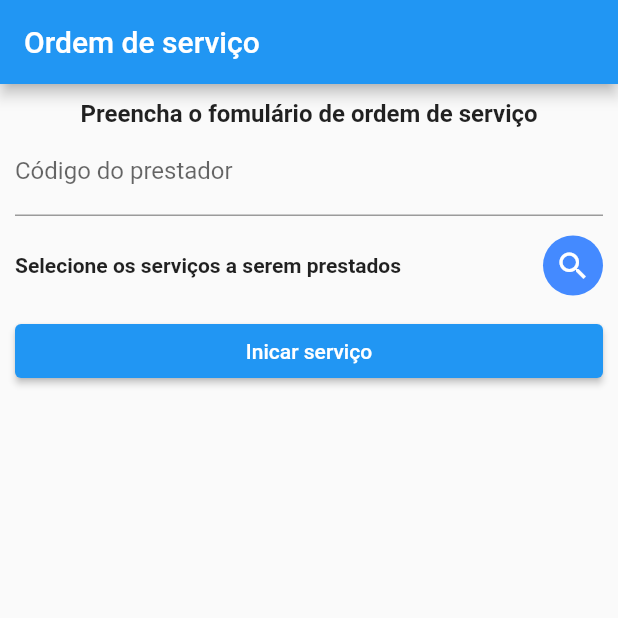
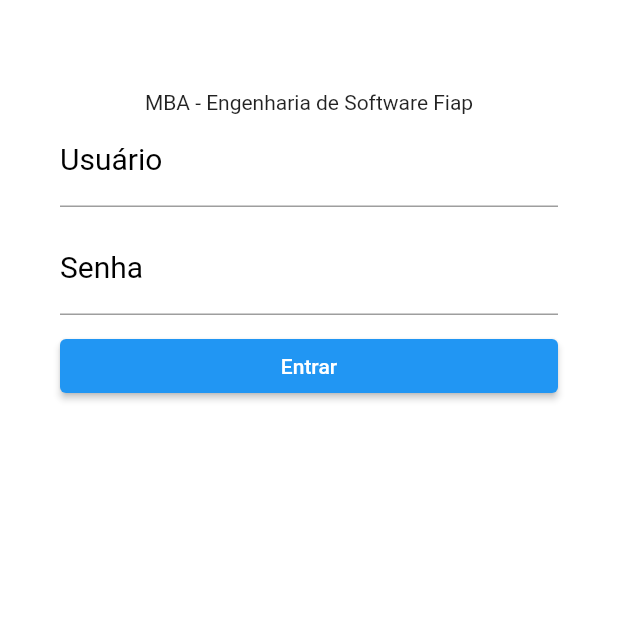
Before and after one commit to duromero/abc_tech_app-main, a Flutter app: the screen it shows after launch, on a phone screen of 412 x 824 dp, the top half of it. Run offline on Flutter 3.47's test engine with Material 2 defaults, Android fonts, the phone set to English and light mode, and no system bars; our stand-ins replace flutter_secure_storage, geolocator, get; missing offline and left inert: flutter_secure_storage_web, geolocator_web; accounts and stored records are empty.

Commit message:
login no app

```diff
--- a/lib/constants.dart
+++ b/lib/constants.dart
@@ -1,4 +1,3 @@
 class Constants {
-  static const url =
-      "http://abctechserviceapi-env.eba-hermxgp3.us-east-2.elasticbeanstalk.com";
+  static const url = "http://abctechserviceapi-env.eba-w2yyikpd.us-east-1.elasticbeanstalk.com";
 }
--- /dev/null
+++ b/lib/controller/login_controller.dart
@@ -0,0 +1,37 @@
+import 'package:abctechapp/main.dart';
+import 'package:abctechapp/model/login.dart';
+import 'package:abctechapp/services/login_service.dart';
+import 'package:flutter/material.dart';
+import 'package:get/get.dart';
+import 'package:flutter/widgets.dart';
+
+
+class LoginController extends GetxController with StateMixin<List<Login>> {
+  final formKey = GlobalKey<FormState>();
+  final usuario = TextEditingController();
+  final senha = TextEditingController();
+  final LoginServiceInterface _loginService;
+  late Login _login;
+
+  LoginController(this._loginService);
+
+  @override
+  void onInit() {
+    super.onInit();
+  }
+
+  login() {
+    _login = Login(
+      usuario: usuario.text,
+      senha: senha.text
+    );
+
+    _loginService.login(_login).then((value) {
+      if(value.success) {
+        Get.toNamed("/order_page");
+      }
+    }).catchError((onError) {
+      Get.snackbar("Erro", onError.toString(), backgroundColor: Colors.redAccent);
+    });
+  }
+}
--- a/lib/generated_plugin_registrant.dart
+++ b/lib/generated_plugin_registrant.dart
@@ -5,12 +5,14 @@
 // ignore_for_file: directives_ordering
 // ignore_for_file: lines_longer_than_80_chars
 
+import 'package:flutter_secure_storage_web/flutter_secure_storage_web.dart';
 import 'package:geolocator_web/geolocator_web.dart';
 
 import 'package:flutter_web_plugins/flutter_web_plugins.dart';
 
 // ignore: public_member_api_docs
 void registerPlugins(Registrar registrar) {
+  FlutterSecureStorageWeb.registerWith(registrar);
   GeolocatorPlugin.registerWith(registrar);
   registrar.registerMessageHandler();
 }
--- a/lib/main.dart
+++ b/lib/main.dart
@@ -1,12 +1,16 @@
 import 'package:abctechapp/pages/home_bind.dart';
 import 'package:abctechapp/pages/home_page.dart';
+import 'package:abctechapp/pages/login_bind.dart';
+import 'package:abctechapp/pages/login_page.dart';
 import 'package:abctechapp/pages/order_bind.dart';
 import 'package:abctechapp/pages/order_page.dart';
 import 'package:abctechapp/provider/assistance_provider.dart';
 import 'package:abctechapp/services/assistance_service.dart';
 import 'package:flutter/material.dart';
+import 'package:flutter_secure_storage/flutter_secure_storage.dart';
 import 'package:get/get.dart';
 
+final storage = FlutterSecureStorage();
 void main() {
   initServices();
   runApp(const MyApp());
@@ -28,11 +32,9 @@ class MyApp extends StatelessWidget {
         primarySwatch: Colors.blue,
       ),
       getPages: [
-        GetPage(
-            name: "/services",
-            page: () => const HomePage(),
-            binding: HomeBind()),
-        GetPage(name: "/", page: () => const OrderPage(), binding: OrderBind())
+        GetPage(name: "/services", page: () => const HomePage(), binding: HomeBind()),
+        GetPage(name: "/order_page", page: () => const OrderPage(), binding: OrderBind()),
+        GetPage(name: "/", page: () => const LoginPage(), binding: LoginBind())
       ],
     );
   }
--- /dev/null
+++ b/lib/model/login.dart
@@ -0,0 +1,22 @@
+import 'dart:convert';
+
+class Login {
+  String usuario;
+  String senha;
+
+  Login ({
+    required this.usuario,
+    required this.senha
+  });
+
+  Map<String, dynamic> toMap() {
+    final result = <String, dynamic>{};
+
+    result.addAll({'usuario': usuario});
+    result.addAll({'senha': senha});
+
+    return result;
+  }
+
+  String toJson() => json.encode(toMap());
+}
--- /dev/null
+++ b/lib/pages/login_page.dart
@@ -0,0 +1,69 @@
+
+import 'package:abctechapp/controller/login_controller.dart';
+import 'package:flutter/material.dart';
+import 'package:get/get.dart';
+
+class LoginPage extends GetView<LoginController> {
+  const LoginPage({Key? key}) : super(key: key);
+
+
+  @override
+  Widget build(BuildContext context) {
+    return Scaffold(
+      body: Container(
+        color: Colors.white,
+        padding: const EdgeInsets.only(
+          top: 60,
+          left: 40,
+          right: 40
+        ),
+        child: Form(
+          key: controller.formKey,
+            child: ListView(
+            children: <Widget> [
+              const Text("MBA - Engenharia de Software Fiap", textAlign: TextAlign.center),
+              TextFormField(
+                controller: controller.usuario,
+                keyboardType: TextInputType.emailAddress,
+                decoration: const InputDecoration(
+                  labelText: "Usuário",
+                  labelStyle: TextStyle(
+                    color: Colors.black,
+                    fontWeight: FontWeight.w400,
+                    fontSize: 20,
+                  )
+                ),
+              ),
+              const SizedBox(
+                height: 10,
+              ),
+              TextFormField(
+                controller: controller.senha,
+                keyboardType: TextInputType.text,
+                obscureText: true,
+                decoration: const InputDecoration(
+                  labelText: "Senha",
+                  labelStyle: TextStyle(
+                    color: Colors.black,
+                    fontWeight: FontWeight.w400,
+                    fontSize: 20
+                  )
+                ),
+
+              ),
+              const SizedBox(
+                height: 10,
+              ),
+              Row(children: [
+                  Expanded(
+                      child: ElevatedButton(
+                          onPressed: () => controller.login(),
+                          child: const Text("Entrar")))
+                ]),
+            ],
+          ),
+        )
+      ),
+    );
+  }
+}
--- a/lib/services/assistance_service.dart
+++ b/lib/services/assistance_service.dart
@@ -1,3 +1,4 @@
+import 'package:abctechapp/main.dart';
 import 'package:abctechapp/model/assistance.dart';
 import 'package:abctechapp/provider/assistance_provider.dart';
 import 'package:flutter/material.dart';
@@ -14,7 +15,8 @@ class AssistanceService extends GetxService
 
   @override
   Future<List<Assistance>> getAssists() async {
-    Response response = await _assistanceProvider.getAssists();
+    var token = await storage.read(key: "jwt");
+    Response response = await _assistanceProvider.getAssists(token);
     if (response.hasError) {
       return Future.error(ErrorDescription("Erro na conexão"));
     }
--- a/lib/services/impl/order_service_impl.dart
+++ b/lib/services/impl/order_service_impl.dart
@@ -1,3 +1,4 @@
+import 'package:abctechapp/main.dart';
 import 'package:abctechapp/model/order_created.dart';
 import 'package:abctechapp/model/order.dart';
 import 'package:abctechapp/provider/order_provider.dart';
@@ -13,7 +14,8 @@ class OrderService extends GetxService implements OrderServiceInterface {
 
   @override
   Future<OrderCreated> createOrder(Order order) async {
-    Response response = await _orderProvider.postOrder(order);
+    var token = await storage.read(key: "jwt");
+    Response response = await _orderProvider.postOrder(order, token);
     try {
       if (response.hasError) {
         //TODO: tratar os possíveis cenários de erro da API
--- /dev/null
+++ b/lib/services/login_service.dart
@@ -0,0 +1,40 @@
+
+import 'package:abctechapp/main.dart';
+import 'package:abctechapp/model/login.dart';
+import 'package:abctechapp/model/login_success.dart';
+import 'package:abctechapp/provider/login_provider.dart';
+import 'package:flutter/rendering.dart';
+import 'package:get/get.dart';
+
+abstract class LoginServiceInterface {
+  Future<LoginSuccess> login(Login login);
+
+}
+
+class LoginService extends GetxService implements LoginServiceInterface {
+
+  final LoginProviderInterface _loginProvider;
+
+  LoginService(this._loginProvider);
+
+  @override
+  Future<LoginSuccess> login(Login login) async {
+    Response response = await _loginProvider.postLogin(login);
+
+    if(response.statusCode != 200) {
+      return Future.error(ErrorDescription("Usuário ou senha inválido!"));
+    }
+
+    try {
+      await storage.write(key: "jwt", value: response.body['token']);
+
+      return Future.sync(() => LoginSuccess(success: true, message: ''));
+    } catch (e) {
+      e.printError();
+      return Future.error(ErrorDescription("Erro não esperado"));
+    }
+
+
+  }
+
+}
--- a/lib/services/order_service.dart
+++ b/lib/services/order_service.dart
@@ -1,3 +1,4 @@
+import 'package:abctechapp/main.dart';
 import 'package:abctechapp/model/order.dart';
 import 'package:abctechapp/model/order_created.dart';
 import 'package:abctechapp/provider/order_provider.dart';
@@ -15,7 +16,8 @@ class OrderService extends GetxService implements OrderServiceInterface {
 
   @override
   Future<OrderCreated> createOrder(Order order) async {
-    Response response = await _orderProvider.postOrder(order);
+    var token = await storage.read(key: "jwt");
+    Response response = await _orderProvider.postOrder(order, token);
     try {
       if (response.hasError) {
         return Future.sync(() => OrderCreated(
--- a/pubspec.yaml
+++ b/pubspec.yaml
@@ -30,6 +30,7 @@ dependencies:
   flutter:
     sdk: flutter
   get: ^4.6.1
+  flutter_secure_storage: ^5.0.2
 
 
   # The following adds the Cupertino Icons font to your application.
```
Also changed, not shown: lib/model/login_success.dart (added, +9 -0 lines), lib/pages/login_bind.dart (added, +17 -0 lines), lib/provider/assistance_provider.dart (+8 -4 lines), lib/provider/login_provider.dart (added, +12 -0 lines), lib/provider/order_provider.dart (+7 -3 lines), 5 other files.
